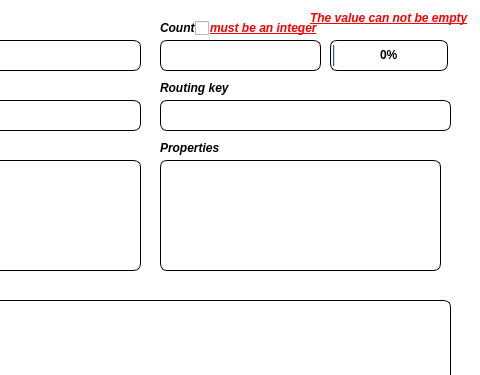
The window that amqpSender.ui (alexeikoloskov/amqp_sender) describes before a commit, drawn with Qt 5; both pictures show x 570 to 1050 and y 0 to 375 of the 1050 by 860 pixel window.
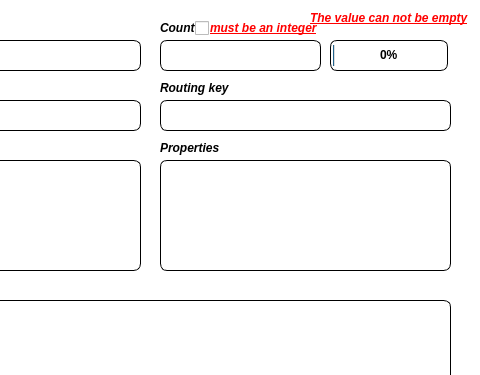
The same window after the commit. Icons and pictures are not drawn.

Patch:
```diff
--- a/amqpSender.ui
+++ b/amqpSender.ui
@@ -377,7 +377,7 @@
      <rect>
       <x>730</x>
       <y>160</y>
-      <width>281</width>
+      <width>291</width>
       <height>111</height>
      </rect>
     </property>
```
